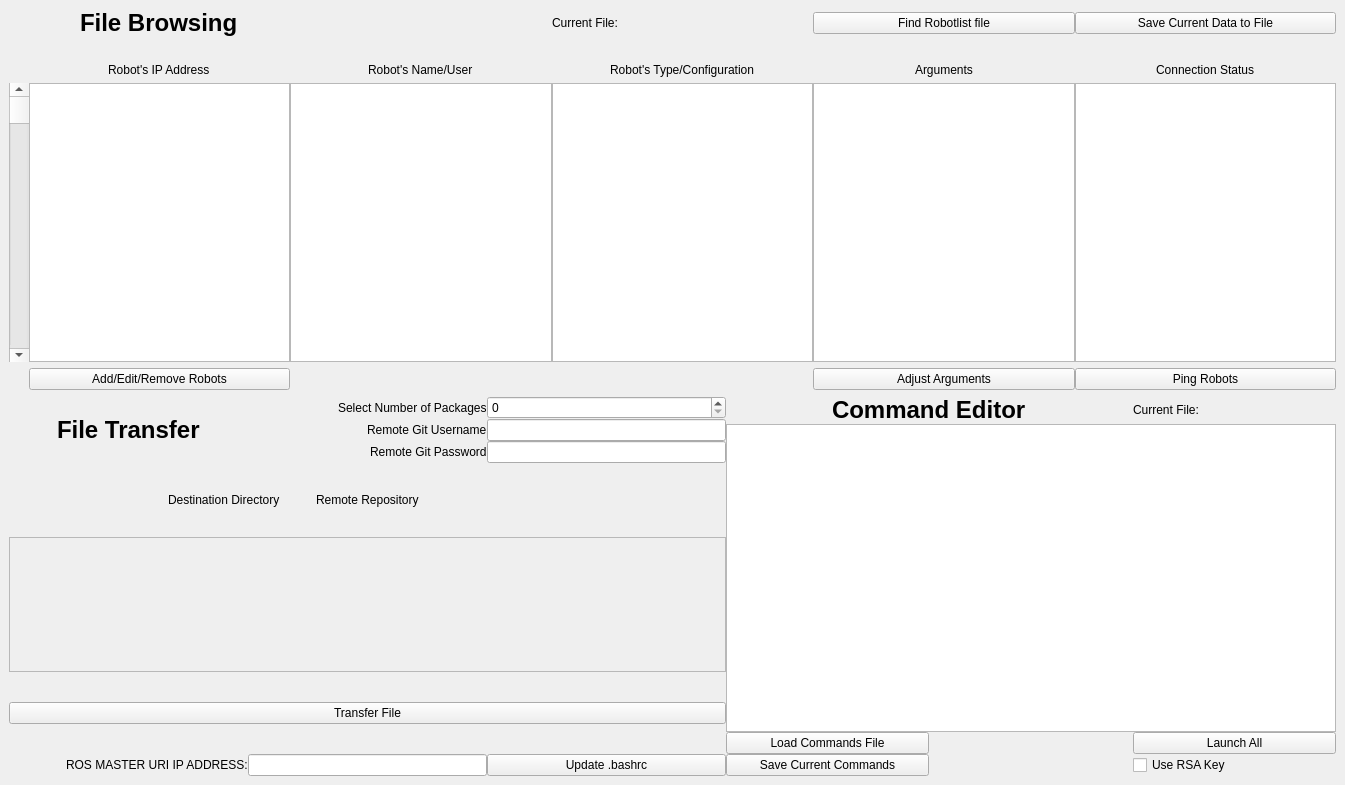
Above: src/ui_files/Multilauncher.ui from uf-reef-avl/multilauncher before the change. Below: the same form after it.
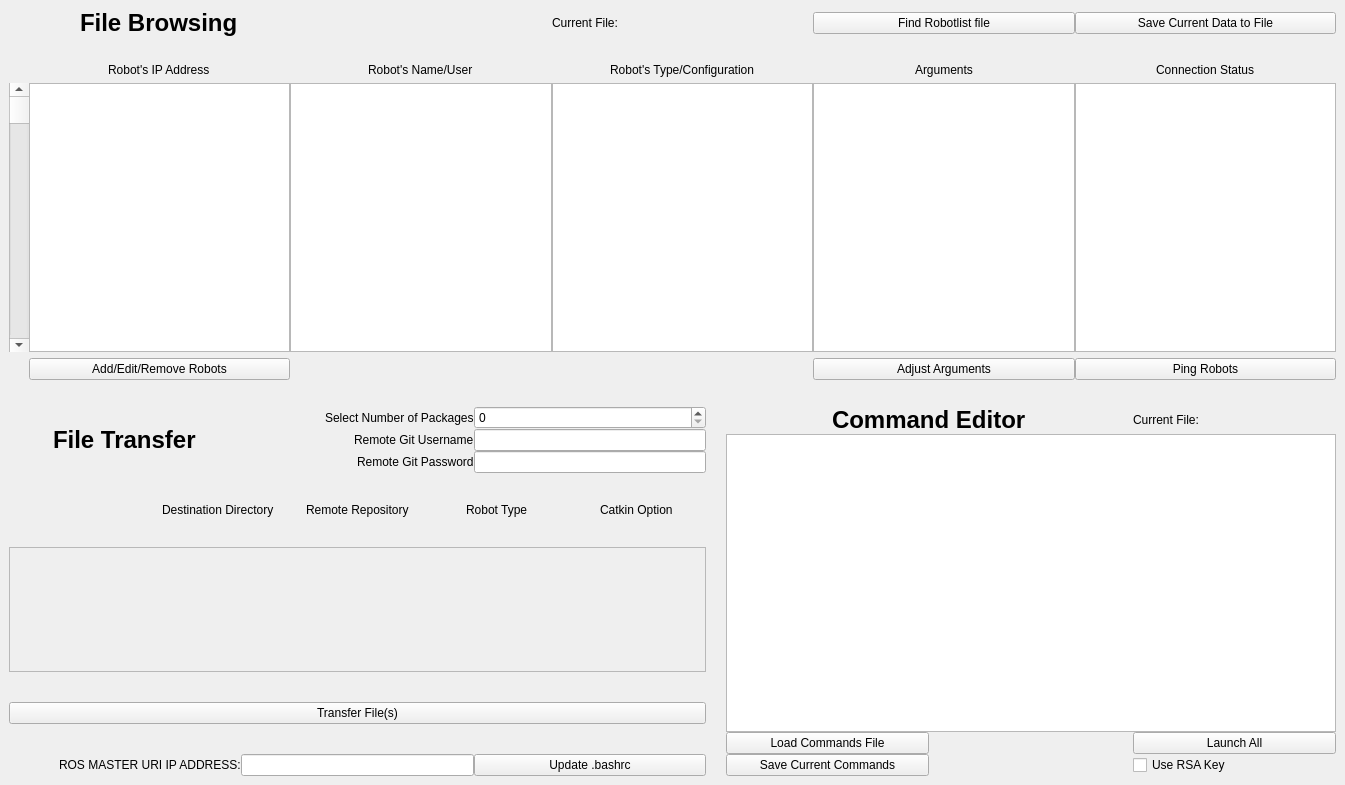
That is the form after the change.

Diff of the .ui file:
```diff
--- a/src/ui_files/Multilauncher.ui
+++ b/src/ui_files/Multilauncher.ui
@@ -20,207 +20,74 @@
       <property name="horizontalSpacing">
        <number>0</number>
       </property>
-      <item row="1" column="1">
-       <layout class="QGridLayout" name="gridLayout_2" rowstretch="0,0,0,0,0">
-        <property name="sizeConstraint">
-         <enum>QLayout::SetMinimumSize</enum>
-        </property>
-        <property name="leftMargin">
-         <number>0</number>
-        </property>
-        <property name="topMargin">
-         <number>0</number>
-        </property>
-        <property name="rightMargin">
-         <number>0</number>
-        </property>
+      <item row="2" column="2">
+       <layout class="QGridLayout" name="gridLayout_4">
         <property name="horizontalSpacing">
          <number>1</number>
         </property>
-        <property name="verticalSpacing">
-         <number>30</number>
-        </property>
-        <item row="1" column="0">
-         <layout class="QHBoxLayout" name="horizontalLayout_4" stretch="1,1,1,1,1">
-          <item>
-           <widget class="QLabel" name="label_2">
+        <item row="2" column="0">
+         <widget class="QPushButton" name="loadcommandsbutton">
             <property name="text">
-             <string/>
+           <string>Load Commands File</string>
             </property>
            </widget>
           </item>
-          <item alignment="Qt::AlignHCenter">
-           <widget class="QLabel" name="label">
-            <property name="text">
-             <string>Destination Directory</string>
-            </property>
-           </widget>
-          </item>
-          <item alignment="Qt::AlignHCenter">
-           <widget class="QLabel" name="label_4">
-            <property name="text">
-             <string>Remote Repository</string>
-            </property>
-           </widget>
-          </item>
-          <item>
-           <widget class="QLabel" name="label_3">
-            <property name="text">
-             <string/>
-            </property>
-           </widget>
-          </item>
-          <item>
-           <widget class="QLabel" name="label_5">
-            <property name="text">
-             <string/>
-            </property>
-           </widget>
-          </item>
-         </layout>
-        </item>
-        <item row="0" column="0">
-         <layout class="QGridLayout" name="gridLayout_8">
-          <item row="2" column="2" alignment="Qt::AlignRight">
-           <widget class="QLabel" name="remotegitpasswordlabel">
-            <property name="text">
-             <string>Remote Git Password</string>
-            </property>
-           </widget>
-          </item>
-          <item row="1" column="3">
-           <widget class="QLineEdit" name="lineUsername">
+        <item row="1" column="0" colspan="3">
+         <widget class="QTextEdit" name="commands">
             <property name="sizePolicy">
-             <sizepolicy hsizetype="Ignored" vsizetype="Fixed">
+           <sizepolicy hsizetype="Expanding" vsizetype="Expanding">
               <horstretch>0</horstretch>
               <verstretch>0</verstretch>
              </sizepolicy>
             </property>
-           </widget>
-          </item>
-          <item row="0" column="2" alignment="Qt::AlignRight">
-           <widget class="QLabel" name="numofpackageslabel">
+          <property name="minimumSize">
+           <size>
+            <width>610</width>
+            <height>0</height>
+           </size>
+          </property>
+         </widget>
+        </item>
+        <item row="3" column="0">
+         <widget class="QPushButton" name="savecommandsbutton">
             <property name="text">
-             <string>Select Number of Packages</string>
+           <string>Save Current Commands</string>
             </property>
            </widget>
           </item>
-          <item row="2" column="3">
-           <widget class="QLineEdit" name="linePasswordn">
-            <property name="sizePolicy">
-             <sizepolicy hsizetype="Ignored" vsizetype="Fixed">
-              <horstretch>0</horstretch>
-              <verstretch>0</verstretch>
-             </sizepolicy>
+        <item row="3" column="2">
+         <widget class="QCheckBox" name="rsacheckbox">
+          <property name="text">
+           <string>Use RSA Key</string>
             </property>
            </widget>
           </item>
-          <item row="0" column="3">
-           <widget class="QSpinBox" name="spinpackage">
-            <property name="sizePolicy">
-             <sizepolicy hsizetype="Ignored" vsizetype="Fixed">
-              <horstretch>0</horstretch>
-              <verstretch>0</verstretch>
-             </sizepolicy>
-            </property>
-            <property name="value">
-             <number>0</number>
-            </property>
-           </widget>
-          </item>
-          <item row="0" column="0" rowspan="3" alignment="Qt::AlignHCenter">
-           <widget class="QLabel" name="fileTransferLabel">
+        <item row="2" column="2">
+         <widget class="QPushButton" name="launchbutton">
+          <property name="text">
+           <string>Launch All</string>
+          </property>
+         </widget>
+        </item>
+        <item row="0" column="0" colspan="2" alignment="Qt::AlignHCenter">
+         <widget class="QLabel" name="commandeditorlabel">
             <property name="font">
              <font>
               <pointsize>18</pointsize>
               <weight>75</weight>
               <bold>true</bold>
+            <underline>false</underline>
              </font>
             </property>
             <property name="text">
-             <string>File Transfer</string>
+           <string>Command Editor</string>
             </property>
            </widget>
           </item>
-          <item row="1" column="2" alignment="Qt::AlignRight">
-           <widget class="QLabel" name="remotegituserlabel">
+        <item row="0" column="2">
+         <widget class="QLabel" name="commandFileLable">
             <property name="text">
-             <string>Remote Git Username</string>
-            </property>
-           </widget>
-          </item>
-         </layout>
-        </item>
-        <item row="4" column="0">
-         <layout class="QHBoxLayout" name="horizontalLayout">
-          <item alignment="Qt::AlignRight">
-           <widget class="QLabel" name="masterurilable">
-            <property name="text">
-             <string>ROS MASTER URI IP ADDRESS:</string>
-            </property>
-           </widget>
-          </item>
-          <item>
-           <widget class="QLineEdit" name="masteruriline">
-            <property name="sizePolicy">
-             <sizepolicy hsizetype="Preferred" vsizetype="Fixed">
-              <horstretch>0</horstretch>
-              <verstretch>0</verstretch>
-             </sizepolicy>
-            </property>
-           </widget>
-          </item>
-          <item>
-           <widget class="QPushButton" name="bashrcbutton">
-            <property name="text">
-             <string>Update .bashrc</string>
-            </property>
-           </widget>
-          </item>
-         </layout>
-        </item>
-        <item row="2" column="0">
-         <widget class="QScrollArea" name="scrollareapackage">
-          <property name="sizePolicy">
-           <sizepolicy hsizetype="Minimum" vsizetype="Expanding">
-            <horstretch>250</horstretch>
-            <verstretch>0</verstretch>
-           </sizepolicy>
-          </property>
-          <property name="widgetResizable">
-           <bool>true</bool>
-          </property>
-          <widget class="QWidget" name="scrollAreaWidgetContents">
-           <property name="geometry">
-            <rect>
-             <x>0</x>
-             <y>0</y>
-             <width>709</width>
-             <height>85</height>
-            </rect>
-           </property>
-           <widget class="QWidget" name="gridLayoutWidget_2">
-            <property name="geometry">
-             <rect>
-              <x>0</x>
-              <y>20</y>
-              <width>351</width>
-              <height>141</height>
-             </rect>
-            </property>
-            <layout class="QGridLayout" name="gridpackage" columnstretch="1">
-             <property name="sizeConstraint">
-              <enum>QLayout::SetMaximumSize</enum>
-             </property>
-            </layout>
-           </widget>
-          </widget>
-         </widget>
-        </item>
-        <item row="3" column="0">
-         <widget class="QPushButton" name="buttontransfer">
-          <property name="text">
-           <string>Transfer File</string>
+           <string>Current File:</string>
           </property>
          </widget>
         </item>
@@ -478,78 +345,237 @@
         </item>
        </layout>
       </item>
-      <item row="1" column="2">
-       <layout class="QGridLayout" name="gridLayout_4">
+      <item row="2" column="1">
+       <layout class="QGridLayout" name="gridLayout_2" rowstretch="0,0,0,0,0">
+        <property name="sizeConstraint">
+         <enum>QLayout::SetMinimumSize</enum>
+        </property>
+        <property name="leftMargin">
+         <number>0</number>
+        </property>
+        <property name="topMargin">
+         <number>0</number>
+        </property>
+        <property name="rightMargin">
+         <number>0</number>
+        </property>
         <property name="horizontalSpacing">
          <number>1</number>
         </property>
-        <item row="2" column="0">
-         <widget class="QPushButton" name="loadcommandsbutton">
+        <property name="verticalSpacing">
+         <number>30</number>
+        </property>
+        <item row="1" column="0">
+         <layout class="QHBoxLayout" name="horizontalLayout_4" stretch="1,1,1,1,1">
+          <item>
+           <widget class="QLabel" name="label_2">
           <property name="text">
-           <string>Load Commands File</string>
+             <string/>
           </property>
          </widget>
         </item>
-        <item row="1" column="0" colspan="3">
-         <widget class="QTextEdit" name="commands">
+          <item alignment="Qt::AlignHCenter">
+           <widget class="QLabel" name="label">
+            <property name="text">
+             <string>Destination Directory</string>
+            </property>
+           </widget>
+          </item>
+          <item alignment="Qt::AlignHCenter">
+           <widget class="QLabel" name="label_4">
+            <property name="text">
+             <string>Remote Repository</string>
+            </property>
+           </widget>
+          </item>
+          <item alignment="Qt::AlignHCenter">
+           <widget class="QLabel" name="label_3">
+            <property name="text">
+             <string>Robot Type</string>
+            </property>
+           </widget>
+          </item>
+          <item alignment="Qt::AlignHCenter">
+           <widget class="QLabel" name="label_5">
+            <property name="text">
+             <string>Catkin Option</string>
+            </property>
+           </widget>
+          </item>
+         </layout>
+        </item>
+        <item row="0" column="0">
+         <layout class="QGridLayout" name="gridLayout_8">
+          <item row="2" column="2" alignment="Qt::AlignRight">
+           <widget class="QLabel" name="remotegitpasswordlabel">
+            <property name="text">
+             <string>Remote Git Password</string>
+            </property>
+           </widget>
+          </item>
+          <item row="1" column="3">
+           <widget class="QLineEdit" name="lineUsername">
           <property name="sizePolicy">
-           <sizepolicy hsizetype="Expanding" vsizetype="Expanding">
+             <sizepolicy hsizetype="Ignored" vsizetype="Fixed">
             <horstretch>0</horstretch>
             <verstretch>0</verstretch>
            </sizepolicy>
           </property>
-          <property name="minimumSize">
-           <size>
-            <width>610</width>
-            <height>0</height>
-           </size>
-          </property>
-         </widget>
-        </item>
-        <item row="3" column="0">
-         <widget class="QPushButton" name="savecommandsbutton">
+           </widget>
+          </item>
+          <item row="0" column="2" alignment="Qt::AlignRight">
+           <widget class="QLabel" name="numofpackageslabel">
           <property name="text">
-           <string>Save Current Commands</string>
+             <string>Select Number of Packages</string>
           </property>
          </widget>
         </item>
-        <item row="3" column="2">
-         <widget class="QCheckBox" name="rsacheckbox">
-          <property name="text">
-           <string>Use RSA Key</string>
+          <item row="2" column="3">
+           <widget class="QLineEdit" name="linePasswordn">
+            <property name="sizePolicy">
+             <sizepolicy hsizetype="Ignored" vsizetype="Fixed">
+              <horstretch>0</horstretch>
+              <verstretch>0</verstretch>
+             </sizepolicy>
           </property>
          </widget>
         </item>
-        <item row="2" column="2">
-         <widget class="QPushButton" name="launchbutton">
-          <property name="text">
-           <string>Launch All</string>
-          </property>
-         </widget>
-        </item>
-        <item row="0" column="0" colspan="2" alignment="Qt::AlignHCenter">
-         <widget class="QLabel" name="commandeditorlabel">
+          <item row="0" column="3">
+           <widget class="QSpinBox" name="spinpackage">
+            <property name="sizePolicy">
+             <sizepolicy hsizetype="Ignored" vsizetype="Fixed">
+              <horstretch>0</horstretch>
+              <verstretch>0</verstretch>
+             </sizepolicy>
+            </property>
+            <property name="value">
+             <number>0</number>
+            </property>
+           </widget>
+          </item>
+          <item row="0" column="0" rowspan="3" alignment="Qt::AlignHCenter">
+           <widget class="QLabel" name="fileTransferLabel">
           <property name="font">
            <font>
             <pointsize>18</pointsize>
             <weight>75</weight>
             <bold>true</bold>
-            <underline>false</underline>
            </font>
           </property>
           <property name="text">
-           <string>Command Editor</string>
+             <string>File Transfer</string>
           </property>
          </widget>
         </item>
-        <item row="0" column="2">
-         <widget class="QLabel" name="commandFileLable">
+          <item row="1" column="2" alignment="Qt::AlignRight">
+           <widget class="QLabel" name="remotegituserlabel">
           <property name="text">
-           <string>Current File:</string>
+             <string>Remote Git Username</string>
           </property>
          </widget>
         </item>
        </layout>
+        </item>
+        <item row="4" column="0">
+         <layout class="QHBoxLayout" name="horizontalLayout">
+          <item alignment="Qt::AlignRight">
+           <widget class="QLabel" name="masterurilable">
+            <property name="text">
+             <string>ROS MASTER URI IP ADDRESS:</string>
+            </property>
+           </widget>
+          </item>
+          <item>
+           <widget class="QLineEdit" name="masteruriline">
+            <property name="sizePolicy">
+             <sizepolicy hsizetype="Preferred" vsizetype="Fixed">
+              <horstretch>0</horstretch>
+              <verstretch>0</verstretch>
+             </sizepolicy>
+            </property>
+           </widget>
+          </item>
+          <item>
+           <widget class="QPushButton" name="bashrcbutton">
+            <property name="text">
+             <string>Update .bashrc</string>
+            </property>
+           </widget>
+          </item>
+         </layout>
+        </item>
+        <item row="2" column="0">
+         <widget class="QScrollArea" name="scrollareapackage">
+          <property name="sizePolicy">
+           <sizepolicy hsizetype="Minimum" vsizetype="Expanding">
+            <horstretch>250</horstretch>
+            <verstretch>0</verstretch>
+           </sizepolicy>
+          </property>
+          <property name="widgetResizable">
+           <bool>true</bool>
+          </property>
+          <widget class="QWidget" name="scrollAreaWidgetContents">
+           <property name="geometry">
+            <rect>
+             <x>0</x>
+             <y>0</y>
+             <width>688</width>
+             <height>73</height>
+            </rect>
+           </property>
+           <widget class="QWidget" name="gridLayoutWidget_2">
+            <property name="geometry">
+             <rect>
+              <x>0</x>
+              <y>20</y>
+              <width>351</width>
+              <height>141</height>
+             </rect>
+            </property>
+            <layout class="QGridLayout" name="gridpackage" columnstretch="1">
+             <property name="sizeConstraint">
+              <enum>QLayout::SetMaximumSize</enum>
+             </property>
+            </layout>
+           </widget>
+          </widget>
+         </widget>
+        </item>
+        <item row="3" column="0">
+         <widget class="QPushButton" name="buttontransfer">
+          <property name="text">
+           <string>Transfer File(s)</string>
+          </property>
+         </widget>
+        </item>
+        <item row="2" column="1">
+         <spacer name="verticalSpacer">
+          <property name="orientation">
+           <enum>Qt::Vertical</enum>
+          </property>
+          <property name="sizeHint" stdset="0">
+           <size>
+            <width>20</width>
+            <height>40</height>
+           </size>
+          </property>
+         </spacer>
+        </item>
+       </layout>
+      </item>
+      <item row="1" column="1">
+       <spacer name="horizontalSpacer">
+        <property name="orientation">
+         <enum>Qt::Horizontal</enum>
+        </property>
+        <property name="sizeHint" stdset="0">
+         <size>
+          <width>40</width>
+          <height>20</height>
+         </size>
+        </property>
+       </spacer>
       </item>
      </layout>
     </item>
```
Lines whose indentation alone changed are shown as unchanged.
